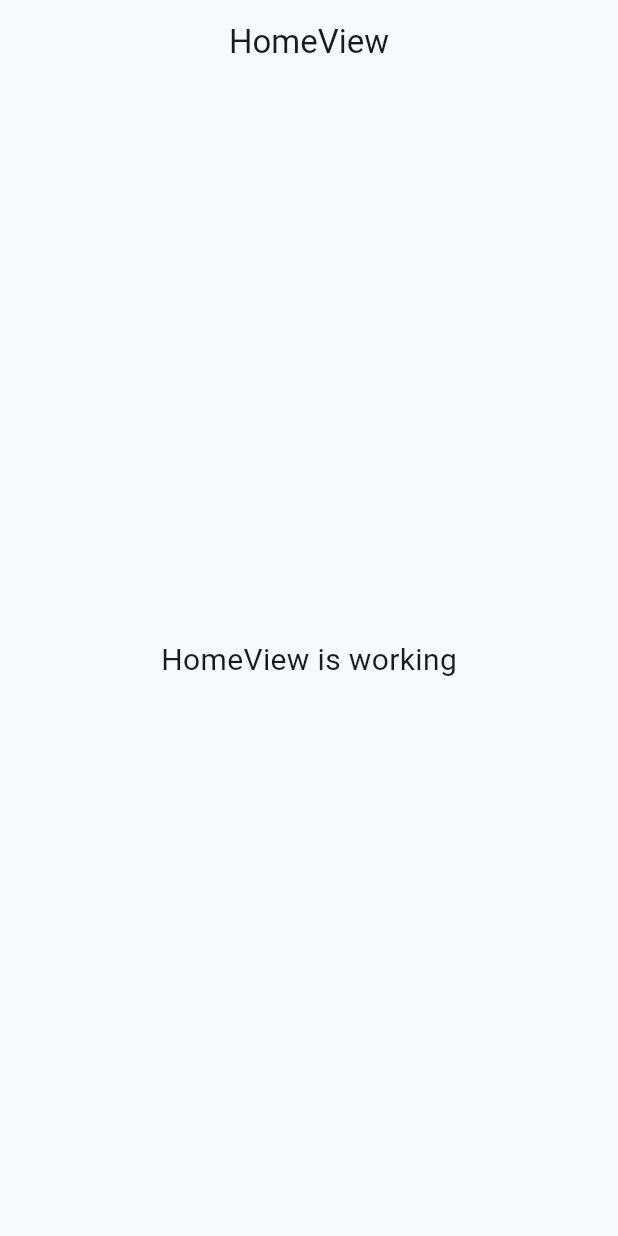
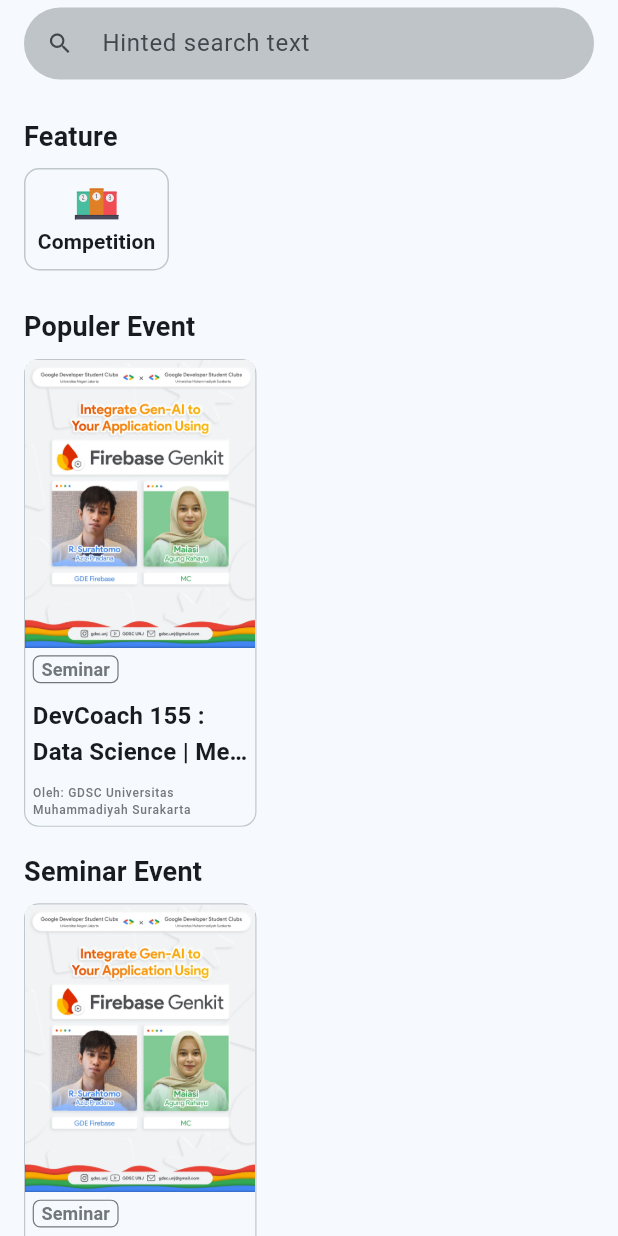
Before and after one commit to AgusDharmaUDEL93/X-Buddy, a Flutter app: the screen it shows after launch, on a phone screen of 412 x 824 dp. Run offline on Flutter 3.47's test engine with Material 3 defaults, Android fonts, the phone set to English and light mode, and no system bars; our stand-ins replace firebase_core, flutter_svg, get; accounts and stored records are empty.

Commit message:
feat: Implementation of event UI creation

```diff
--- /dev/null
+++ b/lib/app/modules/event/bindings/event_binding.dart
@@ -0,0 +1,12 @@
+import 'package:get/get.dart';
+
+import '../controllers/event_controller.dart';
+
+class EventBinding extends Bindings {
+  @override
+  void dependencies() {
+    Get.lazyPut<EventController>(
+      () => EventController(),
+    );
+  }
+}
--- /dev/null
+++ b/lib/app/modules/event/controllers/event_controller.dart
@@ -0,0 +1,29 @@
+import 'package:get/get.dart';
+
+class EventController extends GetxController {
+  // Daftar fitur
+  final List<Map<String, String>> features = [
+    {"name": "Competition", "icon": "competition.svg"},
+    {"name": "Seminar", "icon": "seminar.svg"},
+    {"name": "Tech Talk", "icon": "tech_talk.svg"},
+    {"name": "Workshop", "icon": "workshop.svg"},
+  ];
+
+  // final count = 0.obs;
+  // @override
+  // void onInit() {
+  //   super.onInit();
+  // }
+
+  // @override
+  // void onReady() {
+  //   super.onReady();
+  // }
+
+  // @override
+  // void onClose() {
+  //   super.onClose();
+  // }
+
+  // void increment() => count.value++;
+}
--- /dev/null
+++ b/lib/app/modules/event/views/event_view.dart
@@ -0,0 +1,268 @@
+import 'package:flutter/material.dart';
+import 'package:flutter_svg/svg.dart';
+
+import 'package:get/get.dart';
+
+import '../controllers/event_controller.dart';
+
+class EventView extends GetView<EventController> {
+  const EventView({super.key});
+  @override
+  Widget build(BuildContext context) {
+    return Scaffold(
+      body: SafeArea(
+        child: SingleChildScrollView(
+          child: Column(
+            crossAxisAlignment: CrossAxisAlignment.start,
+            children: [
+              const SizedBox(height: 5),
+              // Search bar
+              Container(
+                padding: const EdgeInsets.symmetric(horizontal: 16),
+                child: TextFormField(
+                  decoration: InputDecoration(
+                    isDense: true,
+                    filled: true,
+                    fillColor: Theme.of(context)
+                        .colorScheme
+                        .onSurfaceVariant
+                        .withOpacity(0.3),
+                    prefixIcon: Icon(Icons.search,
+                        color: Theme.of(context).colorScheme.onSurfaceVariant),
+                    hintText: 'Hinted search text',
+                    border: const OutlineInputBorder(
+                        borderRadius: BorderRadius.all(Radius.circular(25)),
+                        borderSide: BorderSide.none),
+                  ),
+                ),
+              ),
+
+              //Feature List scroll horizontal
+              Container(
+                padding: const EdgeInsets.symmetric(vertical: 16),
+                child: Column(
+                  crossAxisAlignment: CrossAxisAlignment.start,
+                  children: [
+                    Padding(
+                      padding: const EdgeInsets.symmetric(
+                          horizontal: 16, vertical: 8),
+                      child: Text(
+                        'Feature',
+                        style: Theme.of(context)
+                            .textTheme
+                            .titleMedium
+                            ?.copyWith(
+                                fontWeight: FontWeight.w600, fontSize: 18),
+                      ),
+                    ),
+                    Container(
+                      margin: const EdgeInsets.symmetric(horizontal: 16),
+                      padding: const EdgeInsets.symmetric(
+                          horizontal: 8.14, vertical: 8.14),
+                      decoration: BoxDecoration(
+                        borderRadius: BorderRadius.circular(10),
+                        color: Theme.of(context).cardColor,
+                        border: Border.all(
+                            color:
+                                Theme.of(context).colorScheme.outlineVariant),
+                      ),
+                      child: Column(
+                        children: [
+                          SvgPicture.asset('assets/svg/competition.svg'),
+                          Text(
+                            'Competition',
+                            style: Theme.of(context)
+                                .textTheme
+                                .labelLarge
+                                ?.copyWith(fontWeight: FontWeight.w600),
+                          ),
+                        ],
+                      ),
+                    ),
+                  ],
+                ),
+              ),
+
+              //Populer List Event scroll horizontal
+              Padding(
+                padding:
+                    const EdgeInsets.symmetric(horizontal: 16, vertical: 8),
+                child: Text(
+                  'Populer Event',
+                  style: Theme.of(context)
+                      .textTheme
+                      .titleMedium
+                      ?.copyWith(fontWeight: FontWeight.w600, fontSize: 18),
+                ),
+              ),
+              Container(
+                width: 155,
+                margin: const EdgeInsets.symmetric(horizontal: 16),
+                clipBehavior: Clip.hardEdge,
+                decoration: BoxDecoration(
+                  border: Border.all(
+                      width: 0.8,
+                      color: Theme.of(context).colorScheme.outlineVariant,
+                      style: BorderStyle.solid),
+                  borderRadius: BorderRadius.circular(10),
+                ),
+                child: Column(
+                  crossAxisAlignment: CrossAxisAlignment.start,
+                  children: [
+                    Image.asset(
+                      "assets/img/event 1.jpeg",
+                      fit: BoxFit.cover,
+                    ),
+                    Wrap(
+                      children: [
+                        Container(
+                          padding: const EdgeInsets.symmetric(horizontal: 5),
+                          margin: const EdgeInsets.symmetric(
+                              vertical: 5, horizontal: 5),
+                          decoration: BoxDecoration(
+                              border: Border.all(
+                                  width: 0.8,
+                                  color: Theme.of(context).colorScheme.outline),
+                              borderRadius: BorderRadius.circular(5)),
+                          child: Text(
+                            'Seminar',
+                            style: Theme.of(context)
+                                .textTheme
+                                .labelLarge
+                                ?.copyWith(
+                                    fontWeight: FontWeight.w600,
+                                    color:
+                                        Theme.of(context).colorScheme.outline,
+                                    fontSize: 12),
+                          ),
+                        ),
+                        Padding(
+                          padding: const EdgeInsets.symmetric(
+                              horizontal: 5, vertical: 5),
+                          child: Text(
+                            'DevCoach 155 : Data Science | Memahami Algoritma Machine Learning untuk Data Science',
+                            style: Theme.of(context)
+                                .textTheme
+                                .titleMedium
+                                ?.copyWith(fontWeight: FontWeight.w600),
+                            overflow: TextOverflow.ellipsis,
+                            maxLines: 2,
+                          ),
+                        ),
+                        Padding(
+                          padding: const EdgeInsets.symmetric(
+                              horizontal: 5, vertical: 5),
+                          child: Text(
+                            'Oleh: GDSC Universitas Muhammadiyah Surakarta',
+                            style: Theme.of(context)
+                                .textTheme
+                                .labelMedium
+                                ?.copyWith(
+                                    color:
+                                        Theme.of(context).colorScheme.outline,
+                                    fontSize: 8),
+                            overflow: TextOverflow.ellipsis,
+                            maxLines: 2,
+                          ),
+                        )
+                      ],
+                    ),
+                  ],
+                ),
+              ),
+
+              //Seminar list Event scroll horizontal
+              const SizedBox(height: 8),
+              Padding(
+                padding:
+                    const EdgeInsets.symmetric(horizontal: 16, vertical: 8),
+                child: Text(
+                  'Seminar Event',
+                  style: Theme.of(context)
+                      .textTheme
+                      .titleMedium
+                      ?.copyWith(fontWeight: FontWeight.w600, fontSize: 18),
+                ),
+              ),
+              Container(
+                width: 155,
+                margin: const EdgeInsets.symmetric(horizontal: 16),
+                clipBehavior: Clip.hardEdge,
+                decoration: BoxDecoration(
+                  border: Border.all(
+                      width: 0.8,
+                      color: Theme.of(context).colorScheme.outlineVariant,
+                      style: BorderStyle.solid),
+                  borderRadius: BorderRadius.circular(10),
+                ),
+                child: Column(
+                  crossAxisAlignment: CrossAxisAlignment.start,
+                  children: [
+                    Image.asset(
+                      "assets/img/event 1.jpeg",
+                      fit: BoxFit.cover,
+                    ),
+                    Wrap(
+                      children: [
+                        Container(
+                          padding: const EdgeInsets.symmetric(horizontal: 5),
+                          margin: const EdgeInsets.symmetric(
+                              vertical: 5, horizontal: 5),
+                          decoration: BoxDecoration(
+                              border: Border.all(
+                                  width: 0.8,
+                                  color: Theme.of(context).colorScheme.outline),
+                              borderRadius: BorderRadius.circular(5)),
+                          child: Text(
+                            'Seminar',
+                            style: Theme.of(context)
+                                .textTheme
+                                .labelLarge
+                                ?.copyWith(
+                                    fontWeight: FontWeight.w600,
+                                    color:
+                                        Theme.of(context).colorScheme.outline,
+                                    fontSize: 12),
+                          ),
+                        ),
+                        Padding(
+                          padding: const EdgeInsets.symmetric(
+                              horizontal: 5, vertical: 5),
+                          child: Text(
+                            'DevCoach 155 : Data Science | Memahami Algoritma Machine Learning untuk Data Science',
+                            style: Theme.of(context)
+                                .textTheme
+                                .titleMedium
+                                ?.copyWith(fontWeight: FontWeight.w600),
+                            overflow: TextOverflow.ellipsis,
+                            maxLines: 2,
+                          ),
+                        ),
+                        Padding(
+                          padding: const EdgeInsets.symmetric(
+                              horizontal: 5, vertical: 5),
+                          child: Text(
+                            'Oleh: GDSC Universitas Muhammadiyah Surakarta',
+                            style: Theme.of(context)
+                                .textTheme
+                                .labelMedium
+                                ?.copyWith(
+                                    color:
+                                        Theme.of(context).colorScheme.outline,
+                                    fontSize: 8),
+                            overflow: TextOverflow.ellipsis,
+                            maxLines: 2,
+                          ),
+                        )
+                      ],
+                    ),
+                  ],
+                ),
+              ),
+            ],
+          ),
+        ),
+      ),
+    );
+  }
+}
--- a/lib/app/routes/app_pages.dart
+++ b/lib/app/routes/app_pages.dart
@@ -1,5 +1,7 @@
 import 'package:get/get.dart';
 
+import '../modules/event/bindings/event_binding.dart';
+import '../modules/event/views/event_view.dart';
 import '../modules/home/bindings/home_binding.dart';
 import '../modules/home/views/home_view.dart';
 
@@ -8,7 +10,7 @@ part 'app_routes.dart';
 class AppPages {
   AppPages._();
 
-  static const INITIAL = Routes.HOME;
+  static const INITIAL = Routes.EVENT;
 
   static final routes = [
     GetPage(
@@ -16,5 +18,10 @@ class AppPages {
       page: () => const HomeView(),
       binding: HomeBinding(),
     ),
+    GetPage(
+      name: _Paths.EVENT,
+      page: () => const EventView(),
+      binding: EventBinding(),
+    ),
   ];
 }
--- a/lib/app/routes/app_routes.dart
+++ b/lib/app/routes/app_routes.dart
@@ -4,9 +4,11 @@ part of 'app_pages.dart';
 abstract class Routes {
   Routes._();
   static const HOME = _Paths.HOME;
+  static const EVENT = _Paths.EVENT;
 }
 
 abstract class _Paths {
   _Paths._();
   static const HOME = '/home';
+  static const EVENT = '/event';
 }
--- a/lib/main.dart
+++ b/lib/main.dart
@@ -16,6 +16,7 @@ void main() {
       title: "Application",
       initialRoute: AppPages.INITIAL,
       getPages: AppPages.routes,
+      debugShowCheckedModeBanner: false,
       theme: theme.light(),
       darkTheme: theme.dark(),
       highContrastTheme: theme.lightHighContrast(),
--- a/pubspec.yaml
+++ b/pubspec.yaml
@@ -14,6 +14,7 @@ dependencies:
   firebase_auth: ^4.20.0
   cloud_firestore: ^4.17.5
   firebase_storage: ^11.7.7
+  flutter_svg: ^2.0.10+1
 
 dev_dependencies:
   flutter_lints: 4.0.0
@@ -24,3 +25,4 @@ flutter:
   uses-material-design: true
   assets:
    - assets/img/
+   - assets/svg/
```
Also changed, not shown: assets/img/event 1.jpeg (added), assets/svg/competition.svg (added), assets/svg/seminar.svg (added), assets/svg/tech_talk.svg (added), assets/svg/workshop.svg (added), pubspec.lock.
